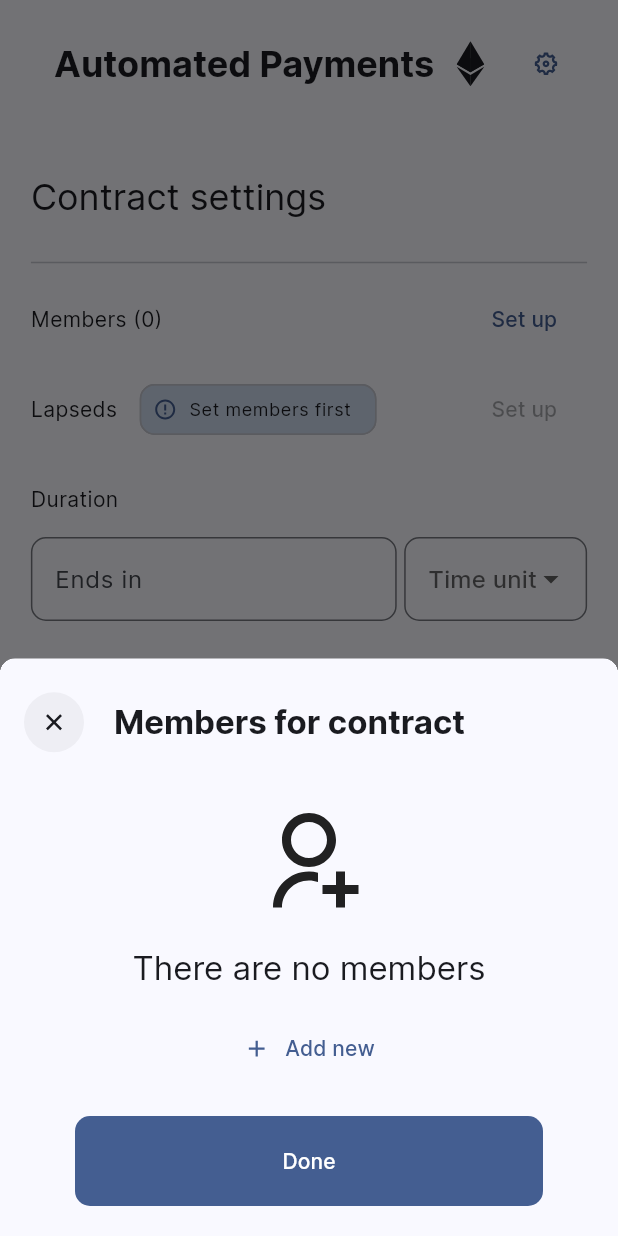
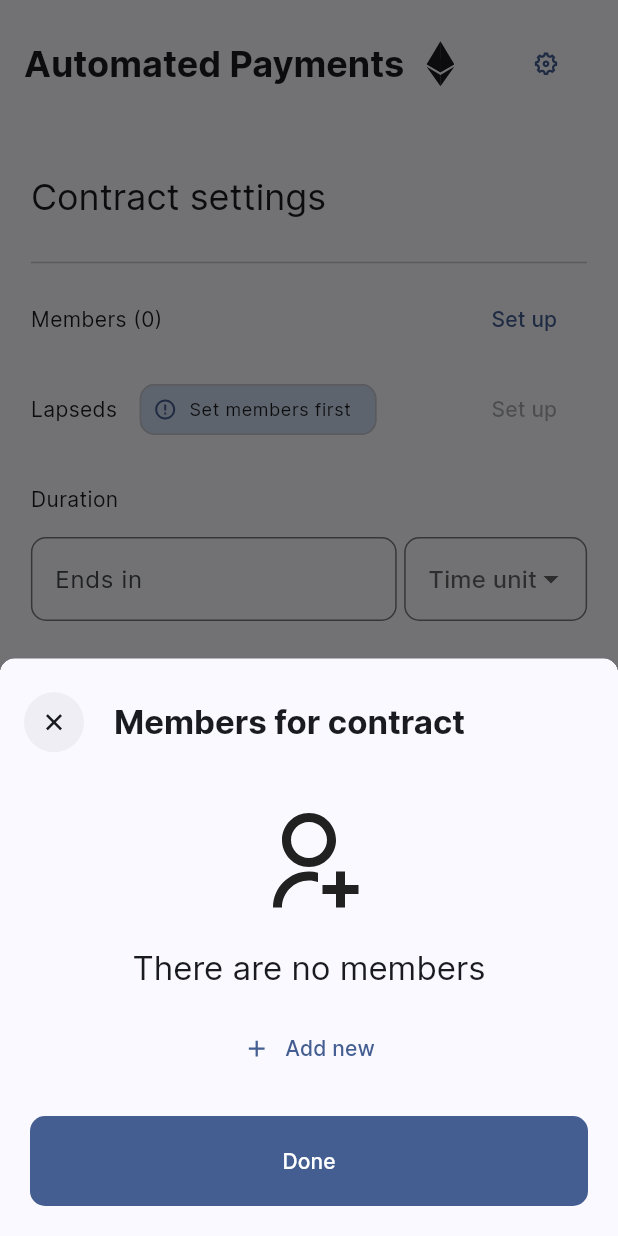
Before and after one commit to pastelcode/automated_payments_on_eth_blockchain_frontend, a Flutter app: the screen it shows after launch, after a tap on "Set up", on a phone screen of 412 x 824 dp. Run offline on Flutter 3.47's test engine with Material 2 defaults, Android fonts, the phone set to English and light mode, and no system bars; our stand-ins replace dartz, equatable, flutter_bloc, flutter_remix, flutter_svg, go_router and 1 more.

Commit message:
Adjust layouts for mobile

```diff
--- a/lib/core/presentation/widgets/custom_app_bar/custom_app_bar.dart
+++ b/lib/core/presentation/widgets/custom_app_bar/custom_app_bar.dart
@@ -47,8 +47,13 @@ class CustomAppBar extends StatelessWidget implements PreferredSizeWidget {
         ),
         child: Row(
           children: <Widget>[
-            const SizedBox(
-              width: 20,
+            SizedBox(
+              width: MediaQuery.of(
+                        context,
+                      ).size.width <=
+                      500
+                  ? 0
+                  : 20,
             ),
             title,
             const Spacer(),
--- a/lib/core/presentation/widgets/custom_modal_bottom_sheet/custom_modal_bottom_sheet.dart
+++ b/lib/core/presentation/widgets/custom_modal_bottom_sheet/custom_modal_bottom_sheet.dart
@@ -72,7 +72,13 @@ class _CustomBottomSheet extends StatelessWidget {
   Widget build(
     BuildContext context,
   ) {
-    return CustomScrollView(
+    return Padding(
+      padding: EdgeInsets.only(
+        bottom: MediaQuery.of(
+          context,
+        ).viewInsets.bottom,
+      ),
+      child: CustomScrollView(
         shrinkWrap: true,
         slivers: <Widget>[
           SliverAppBar(
@@ -113,6 +119,7 @@ class _CustomBottomSheet extends StatelessWidget {
             sliver: child,
           ),
         ],
+      ),
     );
   }
 }
--- a/lib/features/home/presentation/widgets/members_list.dart
+++ b/lib/features/home/presentation/widgets/members_list.dart
@@ -39,6 +39,7 @@ class MembersList extends StatelessWidget {
         return ListView.separated(
           itemCount: contractSettingsState.members.length,
           shrinkWrap: true,
+          physics: const NeverScrollableScrollPhysics(),
           separatorBuilder: (
             _,
             __,
--- a/lib/features/home/presentation/widgets/members_tile.dart
+++ b/lib/features/home/presentation/widgets/members_tile.dart
@@ -18,10 +18,20 @@ class MembersTile extends StatelessWidget {
   }) async {
     await showCustomModalBottomSheet<void>(
       context: context,
-      padding: const EdgeInsets.only(
+      padding: EdgeInsets.only(
         top: 15,
-        right: 50,
-        left: 50,
+        right: MediaQuery.of(
+                  context,
+                ).size.width >
+                500
+            ? 50
+            : 20,
+        left: MediaQuery.of(
+                  context,
+                ).size.width >
+                500
+            ? 50
+            : 20,
       ),
       title: const Text(
         'Members for contract',
```
Lines whose indentation alone changed are shown as unchanged.
